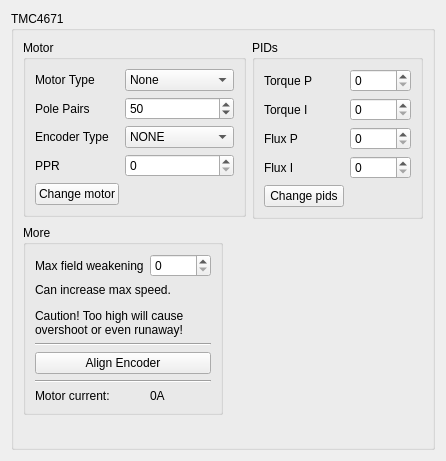
Qt form res/tmc4671_ui.ui (Ultrawipf/OpenFFBoard-configurator) before a commit.
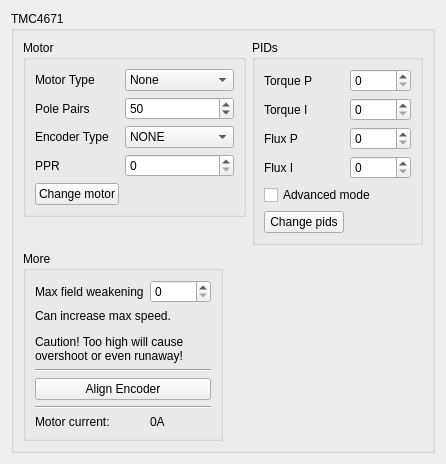
The same form after that commit.

Diff of the .ui file:
```diff
--- a/res/tmc4671_ui.ui
+++ b/res/tmc4671_ui.ui
@@ -194,13 +194,23 @@
            </property>
           </widget>
          </item>
-         <item row="4" column="0">
+         <item row="5" column="0">
           <widget class="QPushButton" name="pushButton_submitpid">
            <property name="text">
             <string>Change pids</string>
            </property>
           </widget>
          </item>
+         <item row="4" column="0" colspan="2">
+          <widget class="QCheckBox" name="checkBox_advancedpid">
+           <property name="toolTip">
+            <string>&lt;html&gt;&lt;head/&gt;&lt;body&gt;&lt;p&gt;Toggles between parallel and sequential PI modes. Requires retuning.&lt;br/&gt;Advanced (sequential) can improve impulse response.&lt;/p&gt;&lt;/body&gt;&lt;/html&gt;</string>
+           </property>
+           <property name="text">
+            <string>Advanced mode</string>
+           </property>
+          </widget>
+         </item>
         </layout>
        </widget>
       </item>
```
